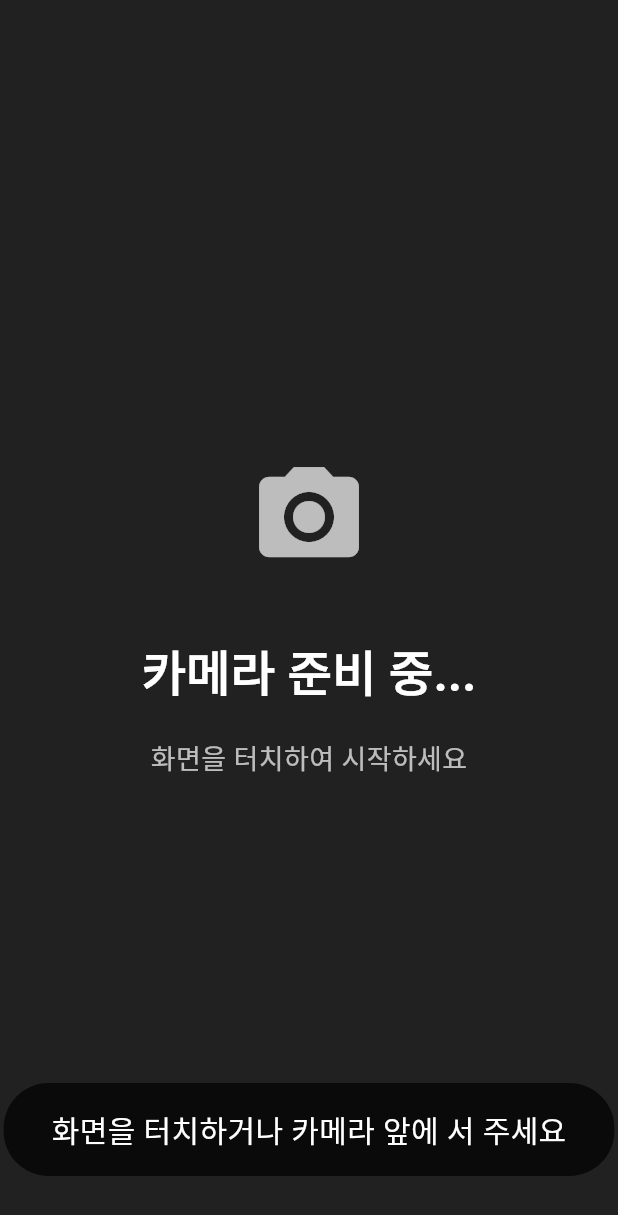
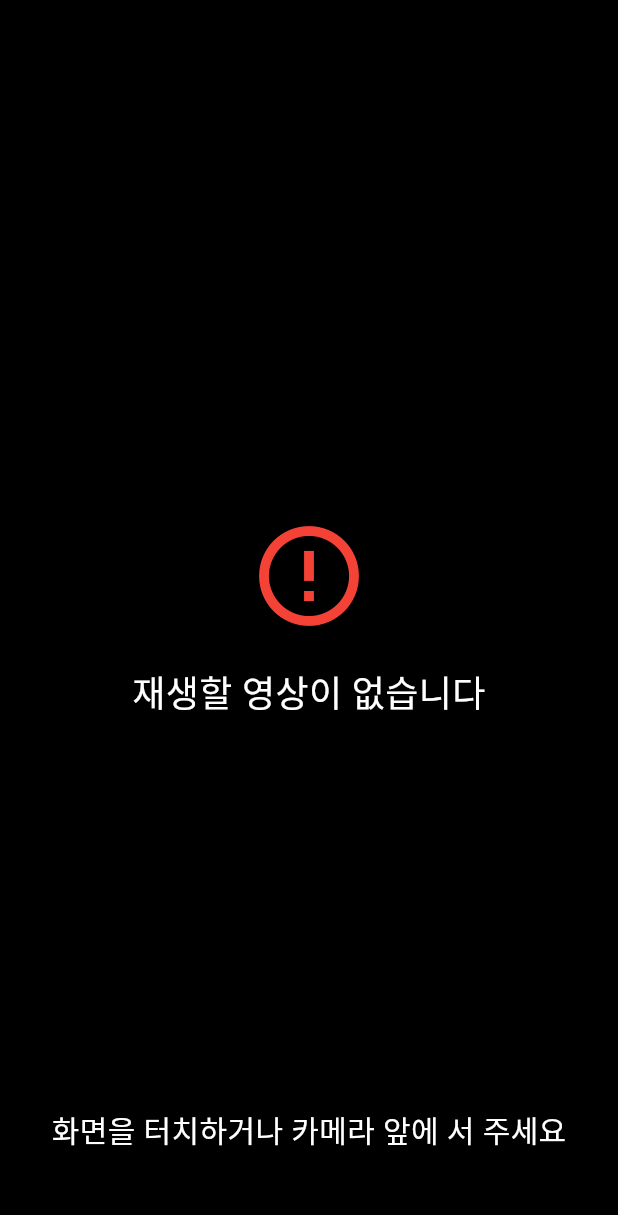
Before and after one commit to mhpark03/kiosk-management, a Flutter app: the IdleScreen screen opened directly with empty values, on a phone screen of 412 x 824 dp. Shown: the top 1215 px of the screen. Run offline on Flutter 3.47's test engine with Material 3 defaults, Android fonts, the phone set to English and light mode, and no system bars; our stand-ins replace cached_network_image, camera, dio, file_picker, flutter_secure_storage, shared_preferences; missing offline and left inert: flutter_lite_camera, media_kit, media_kit_video, onnxruntime, stomp_dart_client, window_manager; accounts and stored records are empty; project files that could hold a hidden picture were left out.

Commit message:
feat: Replace camera preview with video playback in idle screen
Changes:
1. Auto Kiosk Screen (auto_kiosk_screen.dart):
   - Filter advertisement videos by menuId == null OR empty string
   - Previously only checked null, now includes empty strings

2. Idle Screen (idle_screen.dart):
   - Remove camera preview UI (CameraPreview widget)
   - Add VideoPlayerWidget to play advertisement videos
   - Initialize first video in initState()
   - Auto-play videos in loop (next video plays when current ends)
   - Hide video controls for clean fullscreen experience
   - Keep camera detection running in background for presence detection
   - Camera status overlay only shown in debug mode (top-right corner)

Result:
- Idle mode now plays menuId-less videos fullscreen
- Camera still detects person presence (no UI, background only)
- Seamless transition to kiosk mode when person detected

```diff
--- a/flutter_downloader/lib/screens/auto_kiosk_screen.dart
+++ b/flutter_downloader/lib/screens/auto_kiosk_screen.dart
@@ -75,10 +75,12 @@ class _AutoKioskScreenState extends State<AutoKioskScreen> {
     _focusNode = FocusNode();
 
     // Separate videos into advertisement and all videos
-    // Advertisement videos: menuId is null (not linked to menu items)
+    // Advertisement videos: menuId is null or empty (not linked to menu items)
     // All videos: used in kiosk mode for menu item videos
     _allVideos = widget.videos;
-    _advertisementVideos = widget.videos.where((video) => video.menuId == null).toList();
+    _advertisementVideos = widget.videos.where((video) =>
+      video.menuId == null || video.menuId!.isEmpty
+    ).toList();
 
     // If no advertisement videos, fallback to using all videos
     if (_advertisementVideos.isEmpty) {
--- a/flutter_downloader/lib/screens/idle_screen.dart
+++ b/flutter_downloader/lib/screens/idle_screen.dart
@@ -51,6 +51,10 @@ class _IdleScreenState extends State<IdleScreen> {
 
     // Initialize focus node
     _focusNode = FocusNode();
+
+    // Initialize first video
+    _initializeVideo();
+
     WidgetsBinding.instance.addPostFrameCallback((_) {
       // Check if still mounted (widget might be disposed before callback executes)
       if (!mounted || _isDisposed) {
@@ -156,54 +160,66 @@ class _IdleScreenState extends State<IdleScreen> {
           child: Scaffold(
           backgroundColor: Colors.black,
           body: Container(
-            color: Colors.grey.shade900,
+            color: Colors.black,
             child: Stack(
               children: [
-                // Camera preview (Android only) - use camera from PersonDetectionService
-                if (Platform.isAndroid && _personDetection.isInitialized && _personDetection.cameraController != null) ...[
-                  Center(
-                    child: AspectRatio(
-                      aspectRatio: _personDetection.cameraController!.value.aspectRatio,
-                      child: CameraPreview(_personDetection.cameraController!),
-                    ),
+                // Video player - fullscreen advertisement videos
+                if (_currentVideoPath != null && !_hasError) ...[
+                  VideoPlayerWidget(
+                    key: ValueKey('idle_video_$_videoPlayerKeyCounter'),
+                    videoPath: _currentVideoPath!,
+                    onVideoEnd: _playNextVideo,
+                    autoPlay: true,
+                    loop: false,
+                    showControls: false, // Hide controls in idle mode
                   ),
                 ]
-                // Simple idle message for Windows or when camera not ready
+                // Error or loading state
                 else ...[
                   Center(
                     child: Column(
                       mainAxisAlignment: MainAxisAlignment.center,
                       children: [
+                        if (_hasError) ...[
                           Icon(
-                          Icons.camera_alt,
-                          color: Colors.white70,
+                            Icons.error_outline,
+                            color: Colors.red,
                             size: 80,
-                        ),
-                        const SizedBox(height: 40),
-                        Text(
-                          '카메라 준비 중...',
-                          style: TextStyle(
-                            color: Colors.white,
-                            fontSize: 32,
-                            fontWeight: FontWeight.bold,
-                          ),
                           ),
                           const SizedBox(height: 20),
                           Text(
-                          '화면을 터치하여 시작하세요',
+                            _errorMessage ?? '영상 재생 오류',
                             style: TextStyle(
-                            color: Colors.white70,
-                            fontSize: 18,
+                              color: Colors.white,
+                              fontSize: 24,
+                            ),
+                            textAlign: TextAlign.center,
+                          ),
+                        ] else ...[
+                          CircularProgressIndicator(
+                            color: Colors.white,
+                          ),
+                          const SizedBox(height: 20),
+                          Text(
+                            '영상 로딩 중...',
+                            style: TextStyle(
+                              color: Colors.white,
+                              fontSize: 24,
                             ),
                           ),
+                        ],
                       ],
                     ),
                   ),
                 ],
 
                 // Camera status overlay (shows detection confidence and stats)
-                if (Platform.isAndroid && _personDetection.isInitialized && _personDetection.isDetecting)
-                  StreamBuilder<DetectionStatus>(
+                // Keep camera detection running in background for presence detection
+                if (kDebugMode && Platform.isAndroid && _personDetection.isInitialized && _personDetection.isDetecting)
+                  Positioned(
+                    top: 20,
+                    right: 20,
+                    child: StreamBuilder<DetectionStatus>(
                       stream: _personDetection.detectionStatusStream,
                       builder: (context, snapshot) {
                         if (snapshot.hasData) {
@@ -221,6 +237,7 @@ class _IdleScreenState extends State<IdleScreen> {
                           ),
                         );
                       },
+                    ),
                   ),
 
                 // Hint overlay
```
Lines whose indentation alone changed are shown as unchanged.
